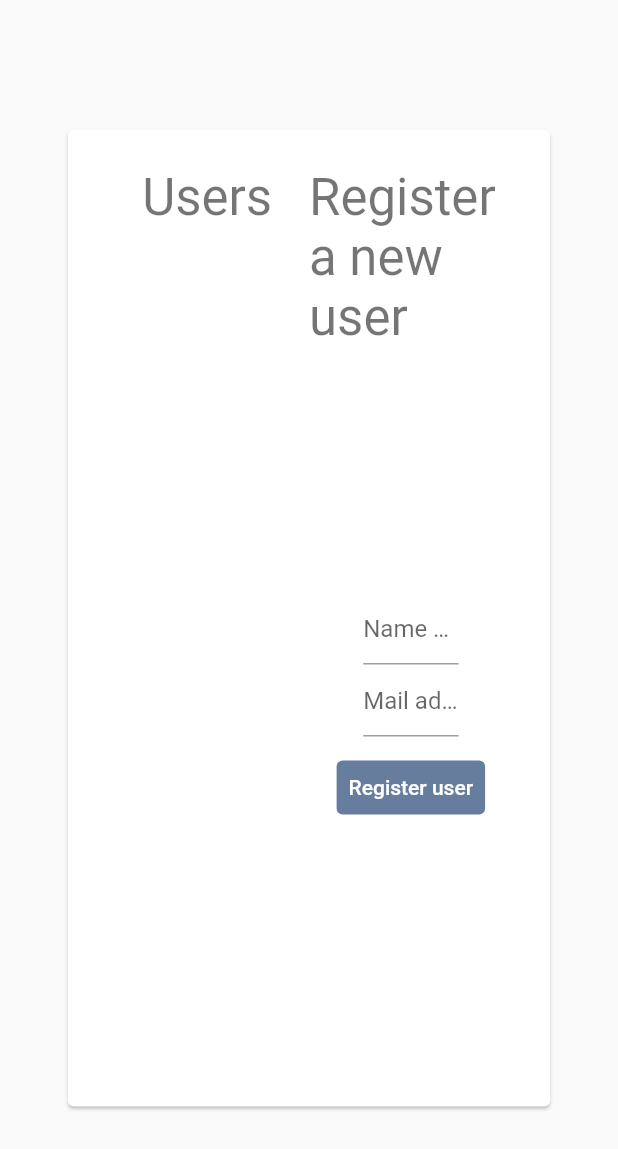
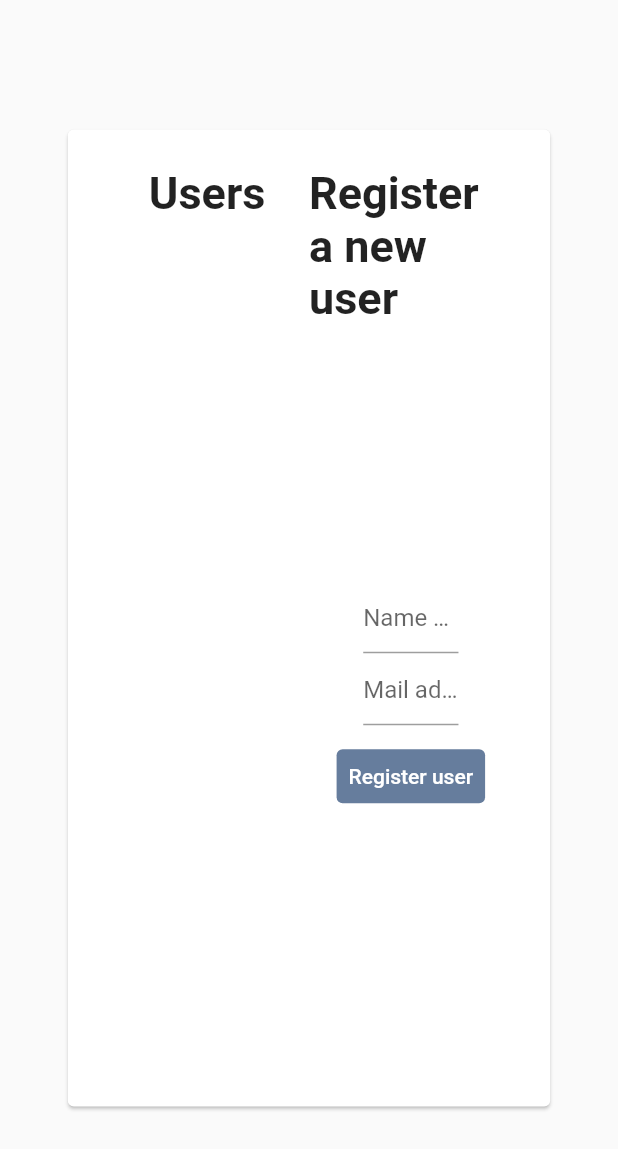
Before and after one commit to TechnologyWithoutBorders/Swift-Web, a Flutter app: the UserManagementScreen screen opened directly, on a phone screen of 412 x 824 dp. Shown: the top 1149 px of the screen. Run offline on Flutter 3.47's test engine with Material 2 defaults, Android fonts, the phone set to English and light mode, and no system bars; our stand-ins replace charts_flutter, pdf, printing, shared_preferences; missing offline and left inert: dart:html; accounts and stored records are empty; network calls fail.

Commit message:
layout improvements

```diff
--- a/lib/userManagementScreen.dart
+++ b/lib/userManagementScreen.dart
@@ -57,10 +57,7 @@ class _DetailScreenState extends State<UserManagementScreen> {
                     child: Column(
                       mainAxisAlignment: MainAxisAlignment.center,
                       children: [
-                        Text("Users", style: Theme
-                          .of(context)
-                          .textTheme
-                          .headline4),
+                        Text("Users", style: TextStyle(fontSize: 30, fontWeight: FontWeight.bold)),
                         Flexible(child: Padding(padding: EdgeInsets.all(15.0),
                           child: Scrollbar(isAlwaysShown: true,
                             controller: _scrollController,
@@ -86,10 +83,7 @@ class _DetailScreenState extends State<UserManagementScreen> {
                     child: Column(
                       mainAxisAlignment: MainAxisAlignment.center,
                       children: [
-                        Text('Register a new user', style: Theme
-                              .of(context)
-                              .textTheme
-                              .headline4),
+                        Text('Register a new user', style: TextStyle(fontSize: 30, fontWeight: FontWeight.bold)),
                         Flexible(child: Padding(padding: EdgeInsets.all(15.0), child: Form(key: _formKey,
                           child: Column(mainAxisAlignment: MainAxisAlignment.center,
                             children: [
```
Also changed, not shown: lib/dashboardScreen.dart (+3 -12 lines).
